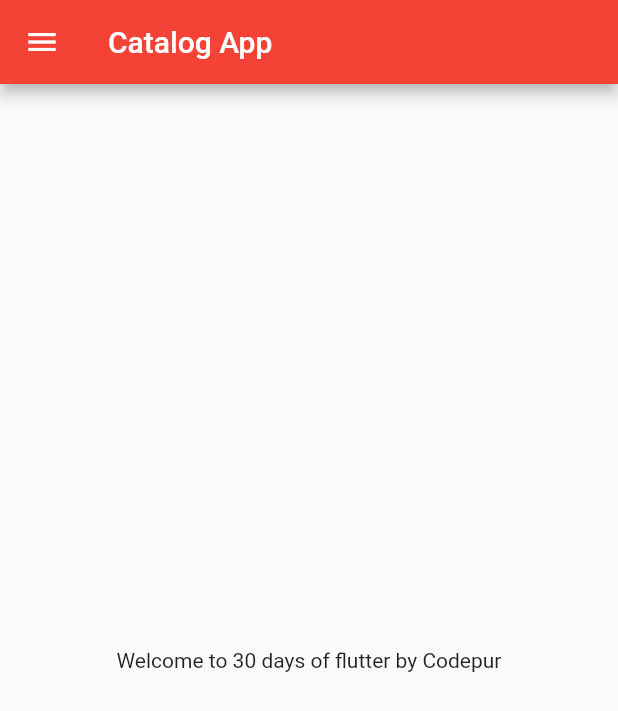
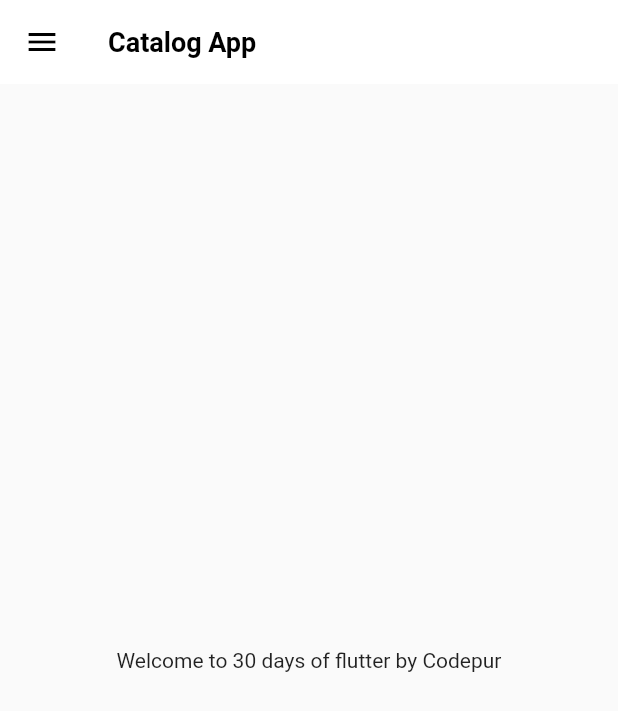
Before and after one commit to Mustansar0786/30DaysOfFlutter, a Flutter app: the screen it shows after launch, on a phone screen of 412 x 824 dp. Shown: the top 711 px of the screen. Run offline on Flutter 3.47's test engine with Material 2 defaults, Android fonts, the phone set to English and light mode, and no system bars.

Commit message:
theme extracted

```diff
--- a/lib/main.dart
+++ b/lib/main.dart
@@ -2,6 +2,7 @@ import 'package:flutter/material.dart';
 import 'package:flutter_catalog/pages/home_page.dart';
 import 'package:flutter_catalog/pages/login_page.dart';
 import 'package:flutter_catalog/utils/routes.dart';
+import 'package:flutter_catalog/widgets.dart/themes.dart';
 
 void main(List<String> args) {
   runApp(const MyApp());
@@ -13,14 +14,11 @@ class MyApp extends StatelessWidget {
   Widget build(BuildContext context) {
     return MaterialApp(
       debugShowCheckedModeBanner: false,
+      /*darkTheme: ThemeData(),      //for dark mode
+       theme: ThemeData(primarySwatch: Colors.red),  //for light theme
+       home: const HomePage(),*/
+      theme: MyThemes.lightTheme(),
       themeMode: ThemeMode.light,
-      // darkTheme: ThemeData(), ///for dark mode
-      theme: ThemeData(
-        //for light mode
-        primarySwatch: Colors.red,
-      ),
-      // home: const HomePage(),
-      // initialRoute: "/home",
       initialRoute: MyRoutes.homeRoute,
       routes: {
         "/": (context) => const LoginPage(),
--- /dev/null
+++ b/lib/widgets.dart/themes.dart
@@ -0,0 +1,25 @@
+import 'package:flutter/material.dart';
+
+class MyThemes {
+  static ThemeData lightTheme() {
+    return (ThemeData(
+      appBarTheme: const AppBarTheme(
+        elevation: 0,
+        backgroundColor: Colors.white,
+        iconTheme: IconThemeData(color: Colors.black),
+        // ignore: deprecated_member_use
+        titleTextStyle: TextStyle(
+          color: Colors.black,
+          fontSize: 18,
+          fontWeight: FontWeight.bold,
+        ),
+      ),
+    ));
+  }
+
+  static ThemeData darkTheme() {
+    return (ThemeData(
+      brightness: Brightness.dark,
+    ));
+  }
+}
```
Also changed, not shown: lib/widgets.dart/drawer.dart (+4 -3 lines).
